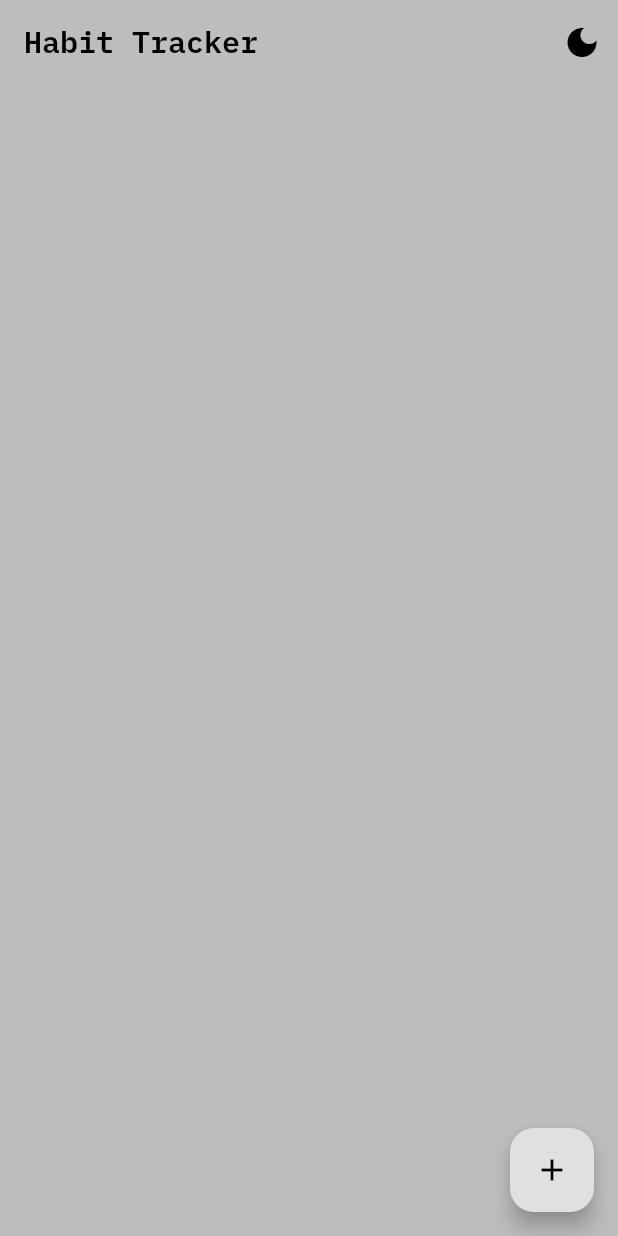
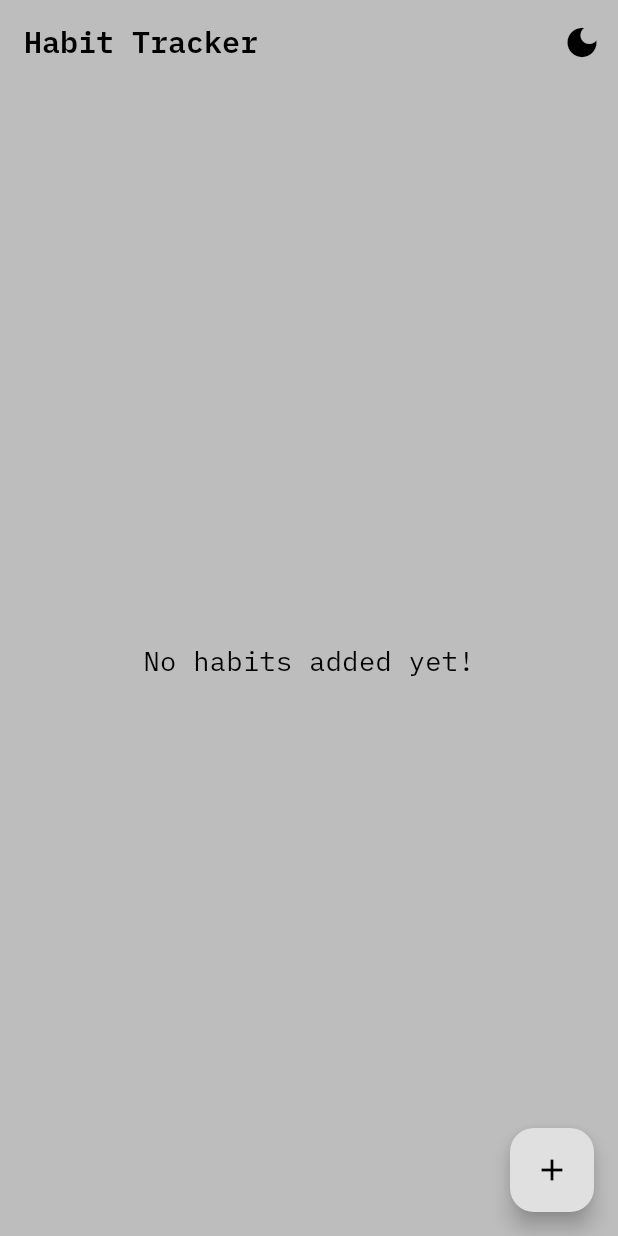
Before and after one commit to osama-ashoor/Habit-Tracker, a Flutter app: the screen it shows after launch, on a phone screen of 412 x 824 dp. Run offline on Flutter 3.47's test engine with Material 3 defaults, Android fonts, the phone set to English and light mode, and no system bars; our stand-ins replace flutter_heatmap_calendar, google_fonts, hive, hive_flutter; accounts and stored records are empty.

Commit message:
-- Fix Some Bugs At Habit Tile --

```diff
--- a/lib/Pages/home_page.dart
+++ b/lib/Pages/home_page.dart
@@ -2,7 +2,7 @@ import 'package:flutter/material.dart';
 import 'package:google_fonts/google_fonts.dart';
 import 'package:habit_tracker/Componets/habit_tile.dart';
 import 'package:habit_tracker/Theme/theme_provider.dart';
-import 'package:hive/hive.dart';
+import 'package:hive_flutter/hive_flutter.dart';
 import 'package:provider/provider.dart';
 
 class HomePage extends StatefulWidget {
@@ -16,11 +16,15 @@ class _HomePageState extends State<HomePage> {
   TextEditingController habitNameController = TextEditingController();
   TextEditingController habitDescriptionController = TextEditingController();
   late Box habitDataBox;
+  late Box habitIdBox;
+  late int habitId;
+
   @override
   void initState() {
     // TODO: implement initState
     super.initState();
     habitDataBox = Hive.box('habitDataBox');
+    habitIdBox = Hive.box('habitIdBox');
   }
 
   @override
@@ -70,12 +74,16 @@ class _HomePageState extends State<HomePage> {
               TextButton(
                 onPressed: () {
                   // Add habit to the list
-                  setState(() {
-                    habitDataBox.add({
-                      'name': habitNameController.text,
-                      'description': habitDescriptionController.text,
-                    });
+                  habitId = habitIdBox.get('habitId', defaultValue: 0);
+                  habitDataBox.put(habitId, {
+                    'name': habitNameController.text,
+                    'description': habitDescriptionController.text,
                   });
+
+                  // Increment the habitId for the next habit
+                  habitIdBox.put('habitId', habitId + 1);
+
+                  // Clear the text fields
                   habitNameController.clear();
                   habitDescriptionController.clear();
 
@@ -126,12 +134,31 @@ class _HomePageState extends State<HomePage> {
           ),
         ],
       ),
-      body: ListView.builder(
-        itemCount: habitDataBox.length,
-        itemBuilder: (context, index) {
-          return HabitTile(
-            habitName: habitDataBox.getAt(index)['name'],
-            habitDescription: habitDataBox.getAt(index)['description'],
+      body: ValueListenableBuilder(
+        valueListenable: habitDataBox.listenable(),
+        builder: (context, box, _) {
+          if (box.isEmpty) {
+            return Center(
+              child: Text(
+                'No habits added yet!',
+                style: GoogleFonts.ibmPlexMono(
+                  fontSize: 18,
+                  fontWeight: FontWeight.w400,
+                ),
+              ),
+            );
+          }
+          // Display the list of habits
+          return ListView.builder(
+            itemCount: box.length,
+            itemBuilder: (context, index) {
+              final habit = box.getAt(index);
+              return HabitTile(
+                habitName: habit['name'],
+                habitDescription: habit['description'],
+                habitId: habitDataBox.keyAt(index),
+              );
+            },
           );
         },
       ),
--- a/lib/main.dart
+++ b/lib/main.dart
@@ -10,6 +10,7 @@ void main() async {
   await Hive.openBox('habitBox');
   await Hive.openBox('settingsBox');
   await Hive.openBox("habitDataBox");
+  await Hive.openBox("habitIdBox");
 
   runApp(
     ChangeNotifierProvider(
```
Also changed, not shown: lib/Componets/habit_tile.dart (+78 -4 lines).
